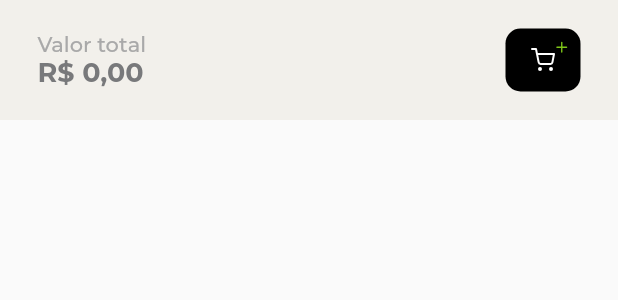
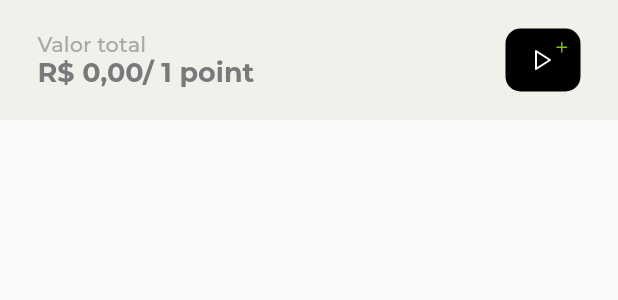
Before and after one commit to richard457/app-review-flutter, a Flutter app: the Cart widget shown alone on an empty page, opened directly with empty values, on a phone screen of 412 x 824 dp. Shown: the top 300 px of the screen. Run offline on Flutter 3.47's test engine with Material 2 defaults, Android fonts, the light colour scheme and no system bars; our stand-ins replace carousel_slider, flutter_icons, flutter_money_formatter, get; statements that could not run were skipped.

Commit message:
small tweaks

```diff
--- a/lib/pages/product/index.dart
+++ b/lib/pages/product/index.dart
@@ -55,6 +55,7 @@ class Product extends StatelessWidget {
                         crossAxisAlignment: CrossAxisAlignment.center,
                         children: <Widget>[
                           Header(canBack: true),
+
                           Container(
                             height: Get.width - 50,
                             alignment: Alignment.center,
--- a/lib/widgets/cart.dart
+++ b/lib/widgets/cart.dart
@@ -35,7 +35,7 @@ class Cart extends StatelessWidget {
                   ),
                 ),
                 Text(
-                  Formatter.brl(this.amount * this.quantity).symbolOnLeft,
+                  Formatter.brl(this.amount * this.quantity).symbolOnLeft +'/ 1 point', //point is hardcoded for demo purpose.
                   style: TextStyle(
                     fontSize: 18,
                     color: AppColors.darkGray,
@@ -48,7 +48,11 @@ class Cart extends StatelessWidget {
               width: 50,
               height: 42,
               child: RawMaterialButton(
-                onPressed: () => Get.back(),
+                // TODO(richard): add the popup.
+                onPressed: (){
+                  final snackBar = SnackBar(content: Text('You earned 1 points'));
+                  Scaffold.of(context).showSnackBar(snackBar);
+                },
                 fillColor: AppColors.black,
                 elevation: 0,
                 disabledElevation: 0,
@@ -64,7 +68,7 @@ class Cart extends StatelessWidget {
                       Align(
                         alignment: Alignment.center,
                         child: Icon(
-                          Feather.shopping_cart,
+                          Feather.play,
                           size: 16,
                           color: AppColors.white,
                         ),
```
Also changed, not shown: 1 other file.
